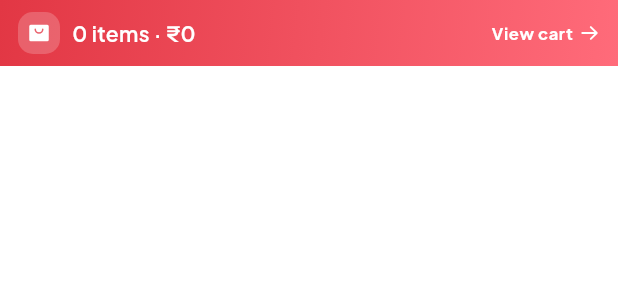
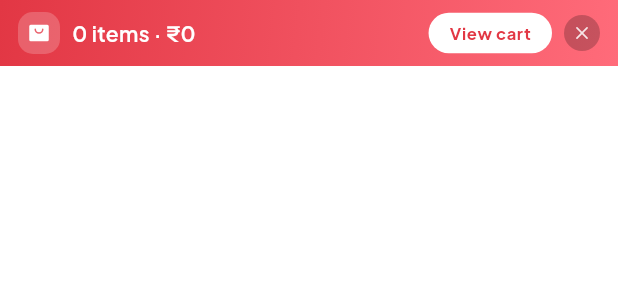
Before and after one commit to ankittttss/banquet-catering-app, a Flutter app: the _InlineCartPeek widget shown alone on an empty page, opened directly, on a phone screen of 412 x 824 dp. Shown: the top 300 px of the screen. Run offline on Flutter 3.47's test engine with Material 3 defaults, Android fonts, the phone set to English and light mode, and no system bars; our stand-ins replace cached_network_image, flutter_animate, flutter_map, flutter_riverpod, flutter_svg, geocoding and 8 more; accounts and stored records are empty; network calls fail.

Commit message:
feat(home): discard-cart control on inline cart peek bar
Clearing the cart from the home page used to require opening the cart
screen and zeroing every line by hand. Add a quick discard control to
the inline cart-peek bar (_InlineCartPeek) so the user can wipe the
cart in one tap from anywhere the bar is visible.

Layout (Zomato-style hierarchy by contrast, not just spacing):
  [bag icon]  N items · ₹XXX  …  [ View cart ]   ⓧ

- "View cart" is now a solid white pill with primary-color text, so it
  reads unambiguously as the main CTA.
- Discard sits on the far right as a smaller, darker bubble with a
  white-on-black X, marking it as a clear secondary action.
- Tapping the X opens an AlertDialog ("Discard cart?" /
  "This will remove all items from your cart.") with Cancel and a
  primary-styled Discard. Confirming calls the existing
  CartController.clear(), which empties state and persists the empty
  cart; the bar's mount guard then auto-hides on the next frame.
- The X button has its own InkWell so its tap is consumed before
  reaching the outer "open cart" gesture — no accidental navigation.

Co-Authored-By: Claude Opus 4.7 <noreply@anthropic.com>

```diff
--- a/lib/shared/widgets/user_bottom_nav.dart
+++ b/lib/shared/widgets/user_bottom_nav.dart
@@ -198,6 +198,30 @@ class _NavItem extends StatelessWidget {
 class _InlineCartPeek extends ConsumerWidget {
   const _InlineCartPeek();
 
+  Future<void> _confirmDiscard(BuildContext context, WidgetRef ref) async {
+    final confirmed = await showDialog<bool>(
+      context: context,
+      builder: (ctx) => AlertDialog(
+        title: const Text('Discard cart?'),
+        content: const Text('This will remove all items from your cart.'),
+        actions: [
+          TextButton(
+            onPressed: () => Navigator.of(ctx).pop(false),
+            child: const Text('Cancel'),
+          ),
+          TextButton(
+            onPressed: () => Navigator.of(ctx).pop(true),
+            style: TextButton.styleFrom(foregroundColor: AppColors.primary),
+            child: const Text('Discard'),
+          ),
+        ],
+      ),
+    );
+    if (confirmed == true) {
+      ref.read(cartProvider.notifier).clear();
+    }
+  }
+
   @override
   Widget build(BuildContext context, WidgetRef ref) {
     final count = ref.watch(cartCountProvider);
@@ -251,15 +275,46 @@ class _InlineCartPeek extends ConsumerWidget {
                   overflow: TextOverflow.ellipsis,
                 ),
               ),
-              Text(
-                'View cart',
-                style: AppTextStyles.captionBold.copyWith(color: Colors.white),
+              // Primary CTA — solid white pill so "View cart" reads as the
+              // unmistakable main action.
+              Container(
+                padding: const EdgeInsets.symmetric(
+                  horizontal: 14,
+                  vertical: 6,
+                ),
+                decoration: BoxDecoration(
+                  color: Colors.white,
+                  borderRadius: BorderRadius.circular(999),
+                ),
+                child: Text(
+                  'View cart',
+                  style: AppTextStyles.captionBold
+                      .copyWith(color: AppColors.primary),
+                ),
               ),
-              const SizedBox(width: 4),
-              const Icon(
-                PhosphorIconsBold.arrowRight,
-                color: Colors.white,
-                size: 14,
+              const SizedBox(width: AppSizes.sm),
+              // Secondary discard control — visually detached via a darker
+              // bubble + smaller icon so it can't be mistaken for the
+              // primary CTA. Inner InkWell consumes the tap before it
+              // reaches the outer "open cart" gesture.
+              Tooltip(
+                message: 'Discard cart',
+                child: InkWell(
+                  onTap: () => _confirmDiscard(context, ref),
+                  borderRadius: BorderRadius.circular(999),
+                  child: Container(
+                    padding: const EdgeInsets.all(6),
+                    decoration: BoxDecoration(
+                      color: Colors.black.withValues(alpha: 0.22),
+                      shape: BoxShape.circle,
+                    ),
+                    child: Icon(
+                      PhosphorIconsBold.x,
+                      color: Colors.white.withValues(alpha: 0.85),
+                      size: 12,
+                    ),
+                  ),
+                ),
               ),
             ],
           ),
```
